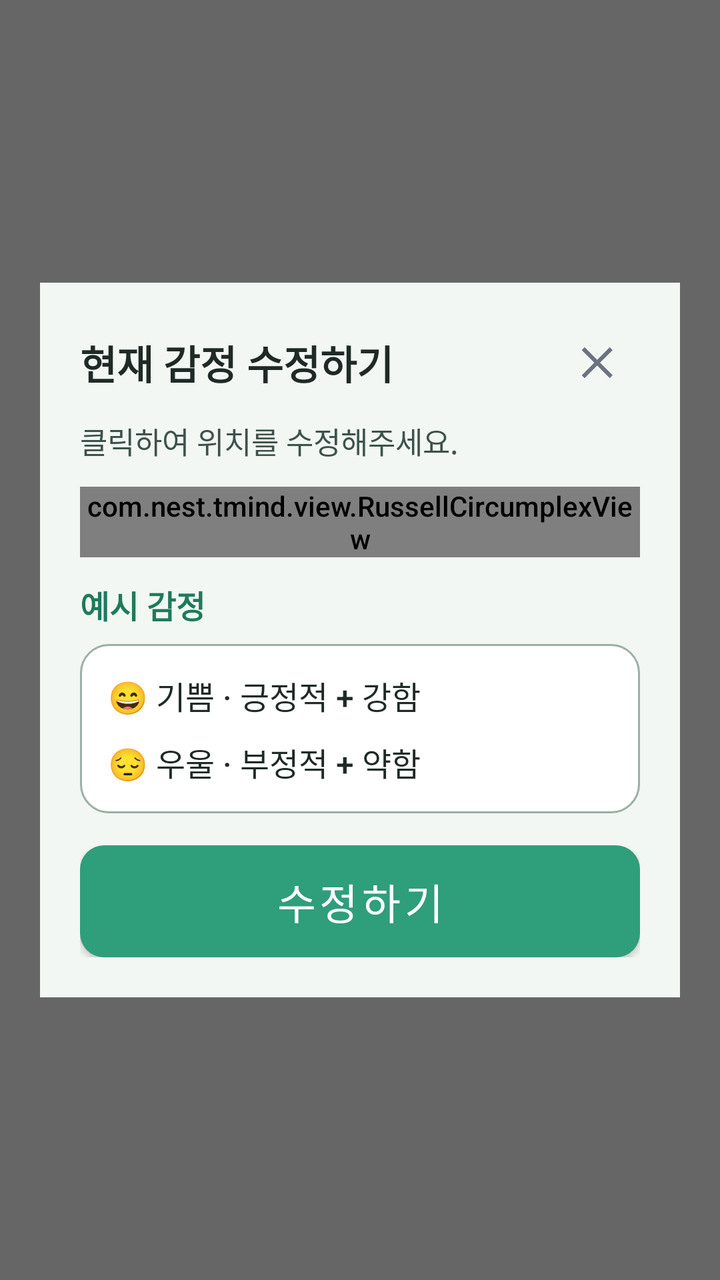
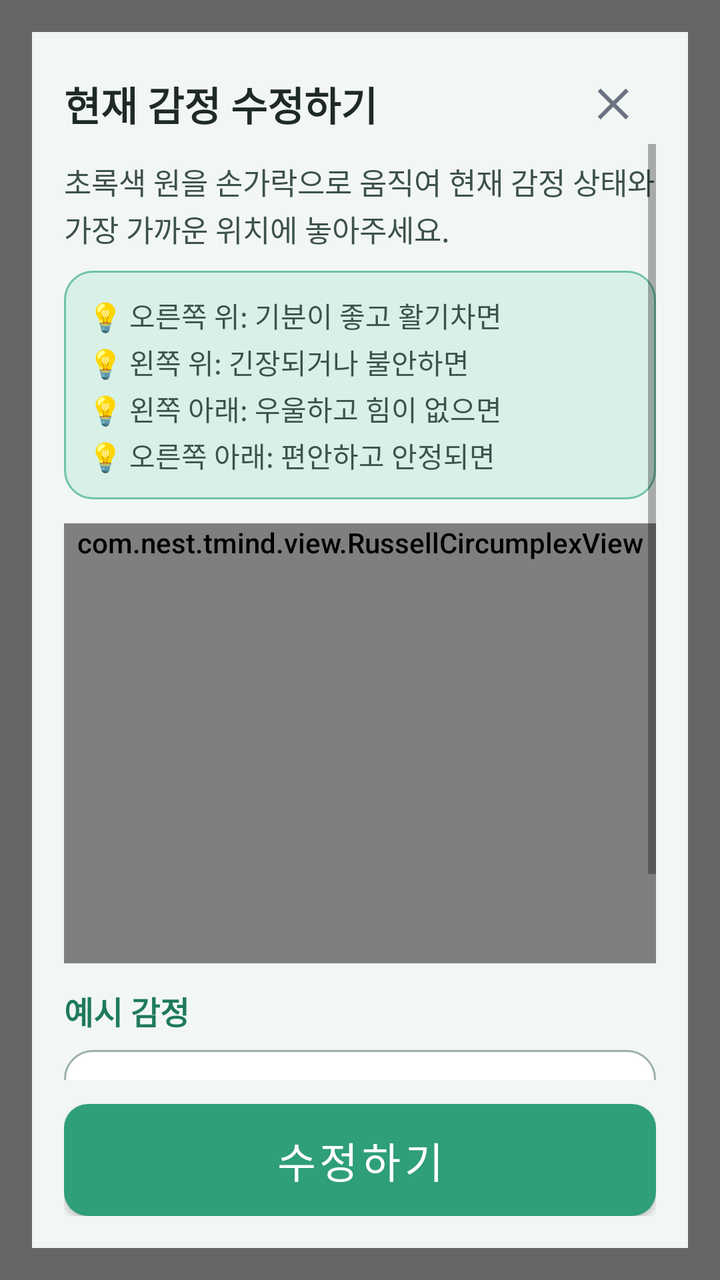

Compare the two renders of this Android layout. The source of the first and the diff that turns it into the second are given below.
<!-- AndroidManifest.xml: activity theme Theme.TMind -->
<!-- res/layout/activity_emotion_edit.xml -->
<?xml version="1.0" encoding="utf-8"?>
<LinearLayout xmlns:android="http://schemas.android.com/apk/res/android"
    android:layout_width="match_parent"
    android:layout_height="match_parent"
    android:background="#99000000"
    android:gravity="center"
    android:orientation="vertical"
    android:padding="20dp">

    <LinearLayout
        android:layout_width="match_parent"
        android:layout_height="wrap_content"
        android:background="@color/bg_senior"
        android:orientation="vertical"
        android:padding="20dp">

        <LinearLayout
            android:layout_width="match_parent"
            android:layout_height="wrap_content"
            android:gravity="center_vertical">

            <TextView
                android:id="@+id/tvTitle"
                android:layout_width="0dp"
                android:layout_height="wrap_content"
                android:layout_weight="1"
                android:text="@string/emotion_edit_title"
                android:textColor="@color/black"
                android:textSize="20sp"
                android:textStyle="bold" />

            <ImageButton
                android:id="@+id/btnClose"
                android:layout_width="40dp"
                android:layout_height="40dp"
                android:background="?attr/selectableItemBackgroundBorderless"
                android:contentDescription="@string/dialog_cancel"
                android:src="@drawable/ic_close" />
        </LinearLayout>

        <TextView
            android:id="@+id/tvHint"
            android:layout_width="match_parent"
            android:layout_height="wrap_content"
            android:layout_marginTop="8dp"
            android:text="@string/emotion_edit_hint"
            android:textColor="@color/text_secondary"
            android:textSize="15sp" />

        <com.nest.tmind.view.RussellCircumplexView
            android:id="@+id/russellView"
            android:layout_width="match_parent"
            android:layout_height="wrap_content"
            android:layout_marginTop="12dp" />

        <include
            layout="@layout/include_russell_examples"
            android:layout_width="match_parent"
            android:layout_height="wrap_content"
            android:layout_marginTop="12dp" />

        <Button
            android:id="@+id/btnConfirm"
            style="@style/SeniorButton"
            android:layout_width="match_parent"
            android:layout_height="56dp"
            android:layout_marginTop="16dp"
            android:background="@drawable/bg_btn_primary"
            android:text="@string/emotion_edit_confirm"
            android:textColor="@color/white" />
    </LinearLayout>
</LinearLayout>
<!-- res/layout/include_russell_examples.xml (included above) -->
<?xml version="1.0" encoding="utf-8"?>
<LinearLayout xmlns:android="http://schemas.android.com/apk/res/android"
    android:layout_width="match_parent"
    android:layout_height="wrap_content"
    android:orientation="vertical">

    <TextView
        android:layout_width="match_parent"
        android:layout_height="wrap_content"
        android:text="@string/russell_example_title"
        android:textColor="@color/teal_dark"
        android:textSize="16sp"
        android:textStyle="bold" />

    <LinearLayout
        android:layout_width="match_parent"
        android:layout_height="wrap_content"
        android:layout_marginTop="8dp"
        android:background="@drawable/bg_metric_card"
        android:orientation="vertical"
        android:padding="14dp">

        <TextView
            android:layout_width="match_parent"
            android:layout_height="wrap_content"
            android:text="@string/russell_example_joy"
            android:textColor="@color/black"
            android:textSize="16sp" />

        <TextView
            android:layout_width="match_parent"
            android:layout_height="wrap_content"
            android:layout_marginTop="10dp"
            android:text="@string/russell_example_sad"
            android:textColor="@color/black"
            android:textSize="16sp" />
    </LinearLayout>
</LinearLayout>
<!-- resources referenced by this layout -->
<resources>
  <color name="bg_senior">#F2F7F4</color>
  <color name="black">#FF1F2A26</color>
  <color name="teal_dark">#1F7A5C</color>
  <color name="text_secondary">#3D524A</color>
  <color name="white">#FFFFFFFF</color>
  <!-- drawable bg_btn_primary (drawable) -->
  <?xml version="1.0" encoding="utf-8"?>
  <shape xmlns:android="http://schemas.android.com/apk/res/android">
      <solid android:color="@color/teal_primary"/>
      <corners android:radius="12dp"/>
  </shape>
  <!-- drawable bg_metric_card (drawable) -->
  <?xml version="1.0" encoding="utf-8"?>
  <shape xmlns:android="http://schemas.android.com/apk/res/android">
      <solid android:color="@color/white" />
      <corners android:radius="14dp" />
      <stroke android:width="1dp" android:color="@color/border_gray" />
  </shape>
  <!-- drawable ic_close (drawable) -->
  <?xml version="1.0" encoding="utf-8"?>
  <vector xmlns:android="http://schemas.android.com/apk/res/android"
      android:width="24dp"
      android:height="24dp"
      android:viewportWidth="24"
      android:viewportHeight="24">
      <path
          android:fillColor="#6B7280"
          android:pathData="M18.3,5.71L12,12l6.3,6.29 -1.41,1.42L10.59,13.41 4.29,19.71 2.88,18.3 9.17,12 2.88,5.71 4.29,4.29 10.59,10.59 16.89,4.29z" />
  </vector>
  <string name="dialog_cancel">취소</string>
  <string name="emotion_edit_confirm">수정하기</string>
  <string name="emotion_edit_hint">클릭하여 위치를 수정해주세요.</string>
  <string name="emotion_edit_title">현재 감정 수정하기</string>
  <string name="russell_example_joy">😄  기쁨 · 긍정적 + 강함</string>
  <string name="russell_example_sad">😔  우울 · 부정적 + 약함</string>
  <string name="russell_example_title">예시 감정</string>
  <style name="SeniorButton" parent="Widget.MaterialComponents.Button">
          <item name="android:minHeight">60dp</item>
          <item name="android:textSize">21sp</item>
          <item name="android:insetTop">0dp</item>
          <item name="android:insetBottom">0dp</item>
          <item name="cornerRadius">14dp</item>
          <item name="backgroundTint">@null</item>
          <item name="android:textAllCaps">false</item>
      </style>
  <style name="Theme.TMind" parent="Theme.MaterialComponents.Light.NoActionBar">
          <item name="colorPrimary">@color/teal_primary</item>
          <item name="colorPrimaryVariant">@color/teal_dark</item>
          <item name="colorOnPrimary">@color/white</item>
          <item name="android:statusBarColor">@color/bg_senior</item>
          <item name="android:navigationBarColor">@color/bg_senior</item>
          <item name="android:windowLightStatusBar">true</item>
          <item name="android:windowLightNavigationBar">true</item>
          <item name="android:fontFamily">sans-serif-medium</item>
          <item name="materialButtonStyle">@style/SeniorButton</item>
      </style>
  <color name="teal_primary">#2F9E7A</color>
  <color name="border_gray">#9BB0A6</color>
</resources>

<!-- the commit's change to res/layout/activity_emotion_edit.xml (unified diff, before → after) -->
@@ -1,18 +1,17 @@
 <?xml version="1.0" encoding="utf-8"?>
-<LinearLayout xmlns:android="http://schemas.android.com/apk/res/android"
+<FrameLayout xmlns:android="http://schemas.android.com/apk/res/android"
     android:layout_width="match_parent"
     android:layout_height="match_parent"
     android:background="#99000000"
-    android:gravity="center"
-    android:orientation="vertical"
-    android:padding="20dp">
+    android:padding="16dp">
 
     <LinearLayout
         android:layout_width="match_parent"
-        android:layout_height="wrap_content"
+        android:layout_height="match_parent"
+        android:layout_gravity="center"
         android:background="@color/bg_senior"
         android:orientation="vertical"
-        android:padding="20dp">
+        android:padding="16dp">
 
         <LinearLayout
             android:layout_width="match_parent"
@@ -38,38 +37,68 @@
                 android:src="@drawable/ic_close" />
         </LinearLayout>
 
-        <TextView
-            android:id="@+id/tvHint"
+        <ScrollView
             android:layout_width="match_parent"
-            android:layout_height="wrap_content"
-            android:layout_marginTop="8dp"
-            android:text="@string/emotion_edit_hint"
-            android:textColor="@color/text_secondary"
-            android:textSize="15sp" />
+            android:layout_height="0dp"
+            android:layout_weight="1"
+            android:fillViewport="true"
+            android:scrollbars="vertical">
 
-        <com.nest.tmind.view.RussellCircumplexView
-            android:id="@+id/russellView"
-            android:layout_width="match_parent"
-            android:layout_height="wrap_content"
-            android:layout_marginTop="12dp" />
+            <LinearLayout
+                android:layout_width="match_parent"
+                android:layout_height="wrap_content"
+                android:orientation="vertical"
+                android:paddingBottom="8dp">
 
-        <include
-            layout="@layout/include_russell_examples"
-            android:layout_width="match_parent"
-            android:layout_height="wrap_content"
-            android:layout_marginTop="12dp" />
+                <TextView
+                    android:id="@+id/tvHint"
+                    android:layout_width="match_parent"
+                    android:layout_height="wrap_content"
+                    android:layout_marginTop="8dp"
+                    android:lineSpacingExtra="2dp"
+                    android:text="@string/emotion_edit_hint"
+                    android:textColor="@color/text_secondary"
+                    android:textSize="15sp" />
 
+                <TextView
+                    android:id="@+id/tvGuide"
+                    android:layout_width="match_parent"
+                    android:layout_height="wrap_content"
+                    android:layout_marginTop="10dp"
+                    android:background="@drawable/bg_info_box"
+                    android:lineSpacingExtra="3dp"
+                    android:padding="12dp"
+                    android:text="@string/emotion_edit_guide"
+                    android:textColor="@color/text_secondary"
+                    android:textSize="14sp" />
+
+                <com.nest.tmind.view.RussellCircumplexView
+                    android:id="@+id/russellView"
+                    android:layout_width="match_parent"
+                    android:layout_height="wrap_content"
+                    android:layout_marginTop="12dp"
+                    android:minHeight="220dp" />
+
+                <include
+                    layout="@layout/include_russell_examples"
+                    android:layout_width="match_parent"
+                    android:layout_height="wrap_content"
+                    android:layout_marginTop="12dp" />
+            </LinearLayout>
+        </ScrollView>
+
+        
         <Button
             android:id="@+id/btnConfirm"
             style="@style/SeniorButton"
             android:layout_width="match_parent"
             android:layout_height="56dp"
-            android:layout_marginTop="16dp"
+            android:layout_marginTop="12dp"
             android:background="@drawable/bg_btn_primary"
             android:text="@string/emotion_edit_confirm"
             android:textColor="@color/white" />
     </LinearLayout>
-</LinearLayout>
+</FrameLayout>
 <!-- res/layout/include_russell_examples.xml (included above) -->
 <?xml version="1.0" encoding="utf-8"?>
 <LinearLayout xmlns:android="http://schemas.android.com/apk/res/android"
@@ -98,14 +127,30 @@
             android:layout_height="wrap_content"
             android:text="@string/russell_example_joy"
             android:textColor="@color/black"
-            android:textSize="16sp" />
+            android:textSize="15sp" />
 
         <TextView
             android:layout_width="match_parent"
             android:layout_height="wrap_content"
-            android:layout_marginTop="10dp"
+            android:layout_marginTop="8dp"
+            android:text="@string/russell_example_tense"
+            android:textColor="@color/black"
+            android:textSize="15sp" />
+
+        <TextView
+            android:layout_width="match_parent"
+            android:layout_height="wrap_content"
+            android:layout_marginTop="8dp"
             android:text="@string/russell_example_sad"
             android:textColor="@color/black"
-            android:textSize="16sp" />
+            android:textSize="15sp" />
+
+        <TextView
+            android:layout_width="match_parent"
+            android:layout_height="wrap_content"
+            android:layout_marginTop="8dp"
+            android:text="@string/russell_example_calm"
+            android:textColor="@color/black"
+            android:textSize="15sp" />
     </LinearLayout>
 </LinearLayout>
<!-- resource entries referenced after the edit -->
@@ -10,6 +10,13 @@
   <shape xmlns:android="http://schemas.android.com/apk/res/android">
       <solid android:color="@color/teal_primary"/>
       <corners android:radius="12dp"/>
+  </shape>
+  <!-- drawable bg_info_box (drawable) -->
+  <?xml version="1.0" encoding="utf-8"?>
+  <shape xmlns:android="http://schemas.android.com/apk/res/android">
+      <solid android:color="@color/teal_light" />
+      <corners android:radius="14dp" />
+      <stroke android:width="1dp" android:color="@color/teal_pastel" />
   </shape>
   <!-- drawable bg_metric_card (drawable) -->
   <?xml version="1.0" encoding="utf-8"?>
@@ -31,10 +38,13 @@
   </vector>
   <string name="dialog_cancel">취소</string>
   <string name="emotion_edit_confirm">수정하기</string>
-  <string name="emotion_edit_hint">클릭하여 위치를 수정해주세요.</string>
+  <string name="emotion_edit_guide">💡 오른쪽 위: 기분이 좋고 활기차면\n💡 왼쪽 위: 긴장되거나 불안하면\n💡 왼쪽 아래: 우울하고 힘이 없으면\n💡 오른쪽 아래: 편안하고 안정되면</string>
+  <string name="emotion_edit_hint">초록색 원을 손가락으로 움직여 현재 감정 상태와 가장 가까운 위치에 놓아주세요.</string>
   <string name="emotion_edit_title">현재 감정 수정하기</string>
-  <string name="russell_example_joy">😄  기쁨 · 긍정적 + 강함</string>
-  <string name="russell_example_sad">😔  우울 · 부정적 + 약함</string>
+  <string name="russell_example_calm">😌  편안 · 쾌 + 비각성</string>
+  <string name="russell_example_joy">😄  기쁨 · 쾌 + 각성</string>
+  <string name="russell_example_sad">☹️  우울 · 불쾌 + 비각성</string>
+  <string name="russell_example_tense">😰  긴장 · 불쾌 + 각성</string>
   <string name="russell_example_title">예시 감정</string>
   <style name="SeniorButton" parent="Widget.MaterialComponents.Button">
           <item name="android:minHeight">60dp</item>
@@ -57,6 +67,8 @@
           <item name="materialButtonStyle">@style/SeniorButton</item>
       </style>
   <color name="teal_primary">#2F9E7A</color>
+  <color name="teal_light">#D8F0E6</color>
+  <color name="teal_pastel">#6EC4A5</color>
   <color name="border_gray">#9BB0A6</color>
 </resources>
 
